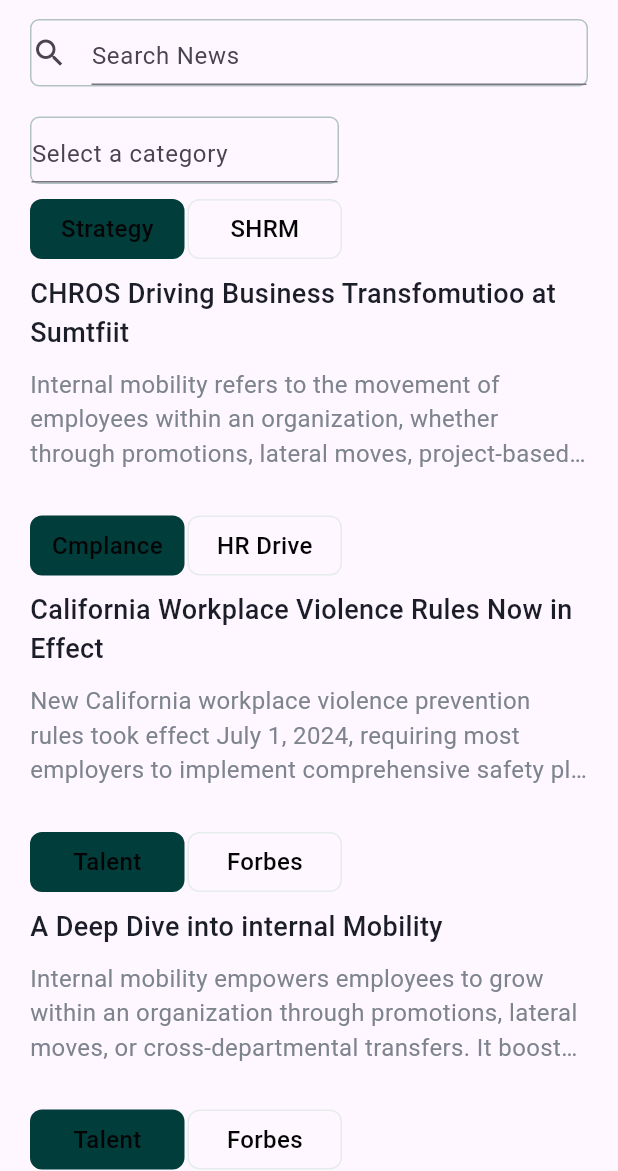
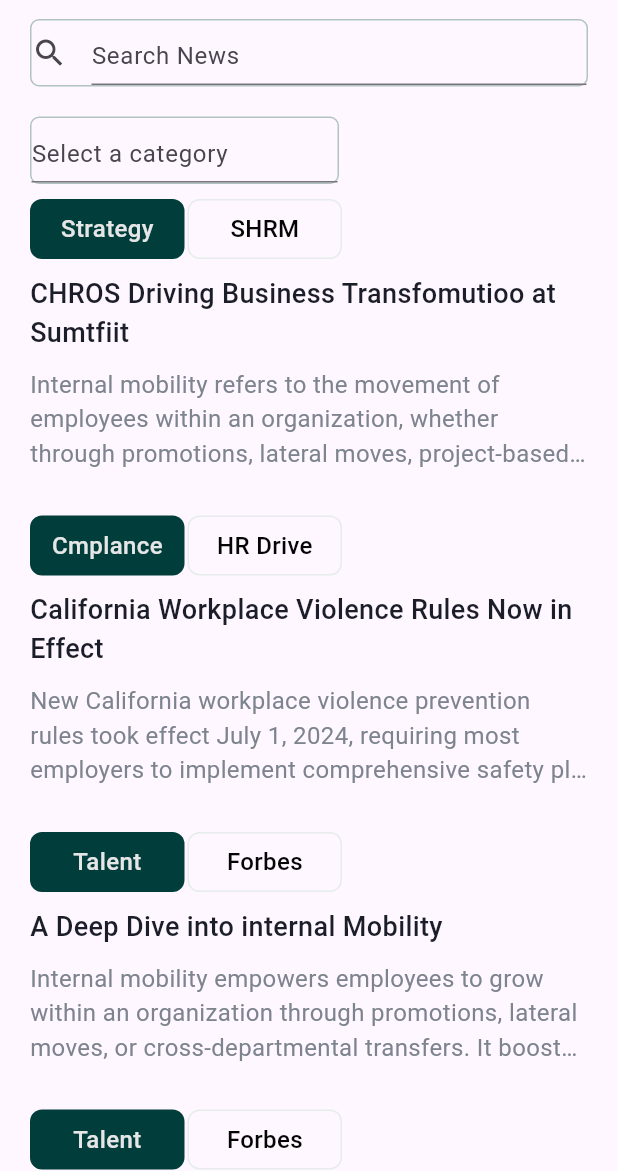
Before and after one commit to rayhantmt/Damaged303, a Flutter app: the NewsView screen opened directly, on a phone screen of 412 x 824 dp, the part 65-1236 px from its top. Run offline on Flutter 3.47's test engine with Material 3 defaults, Android fonts, the phone set to English and light mode, and no system bars; our stand-ins replace get.

Commit message:
some change on news view

```diff
--- a/lib/app/modules/news/news_view.dart
+++ b/lib/app/modules/news/news_view.dart
@@ -1,5 +1,4 @@
 import 'package:damaged303/app/modules/main_screen/main_screen_controller.dart';
-
 import 'package:damaged303/app/modules/news/news_model.dart';
 import 'package:damaged303/app/modules/news_details/news_details_view.dart';
 import 'package:damaged303/app/utils/app_colors.dart';
@@ -108,7 +107,7 @@ class NewsView extends StatelessWidget {
                                 style: TextStyle(
                                   fontWeight: FontWeight.w500,
                                   fontSize: 16,
-                                  color: Color(0xFF050505),
+                                  color: Color(0xFFE6E6E6),
                                 ),
                               ),
                             ),
```
